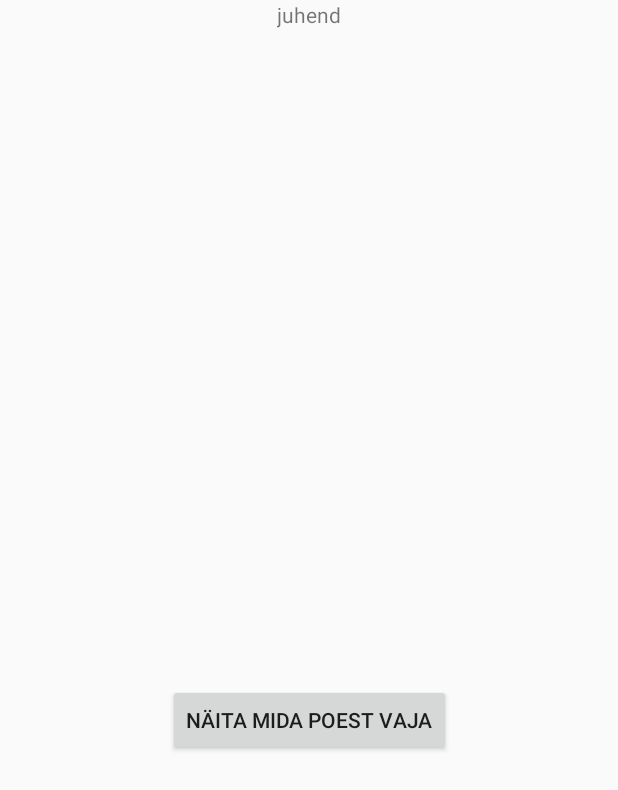
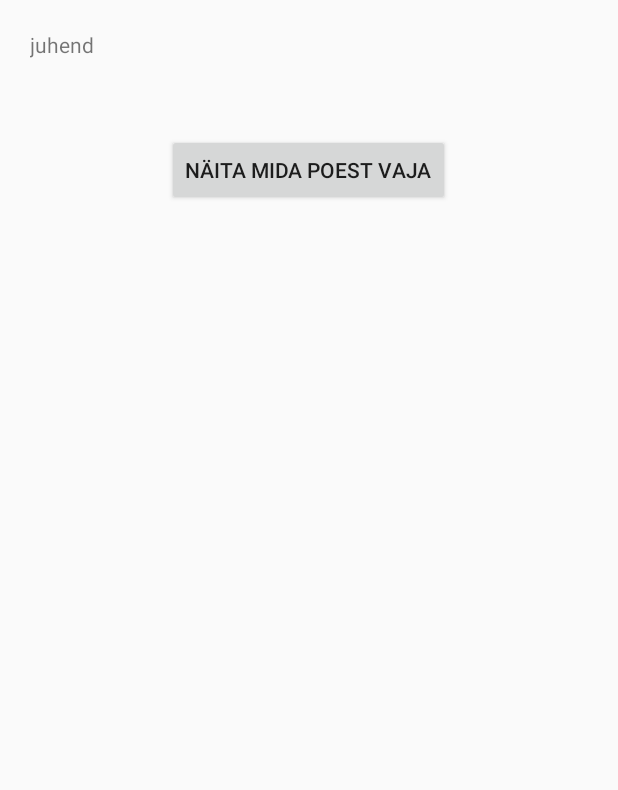
Before and after one commit to Samolberg/CookingApp, an Android app: the layout activity_recipie.xml on its own in the app's theme, with its tools: preview values and no code run, on a phone screen of 412 x 824 dp. Shown: the top 790 px of the screen. Run offline under Robolectric (Android 15) with nearby library versions, the phone set to English and light mode, and no system bars.

Commit message:
Added some more styling and first recipe tutorial

```diff
--- a/app/build.gradle
+++ b/app/build.gradle
@@ -27,4 +27,5 @@ dependencies {
     androidTestImplementation 'androidx.test.ext:junit:1.1.0'
     androidTestImplementation 'androidx.test.espresso:espresso-core:3.1.1'
     implementation 'com.squareup.picasso:picasso:2.5.2'
+    implementation 'com.google.android.material:material:1.2.0-alpha02'
 }
--- a/app/src/main/assets/Recipe.json
+++ b/app/src/main/assets/Recipe.json
@@ -2,7 +2,7 @@
   "name": "Krõbe kana",
   "ingredients": ["chicken", "carrot", "feta", "tomato"],
   "image": "https://www.theblackpeppercorn.com/wp-content/uploads/2014/05/How-to-smoke-a-whole-chicken-5.jpg",
-  "tutorial": "Lükka kana ahju ja lükka see endale sisse"
+  "tutorial": "Kuumuta ahi 230 kraadini.\n\nSeo kana puuvillase nööriga kinni, et lind ühtlasemalt küpseks. Tiivanukid keera kana selja taha (vt fotot või vaata siit).\n\nAseta kana ahjuvormi selili. Puista ühtlase kihina peale umbes 1 sl meresoolahelbeid ning maitsesta julgelt värskelt purustatud musta pipraga. (NB! Õli, võid vms ei ole vaja, piisab soolast-piprast). Tõsta kana 30 minutiks kuuma ahju.\n\nSiis alanda kuumust 210 kraadini ning küpseta veel umbes pool tundi, kuni kana on pealt kuldpruun ning kintsu noaga torgates valgub välja selge (ja mitte verine!) lihamahl. Kokku peaks 2-kilone kana ahjus olema umbes tunnikese.\n\nVõta kana ahjust välja, kata fooliumiga ja lase kanal umbes 10 minutit puhata, siis tükelda."
 },{
   "name": "Ahjuliha",
   "ingredients": ["meat", "potato", "gravy"],
--- a/app/src/main/java/com/example/cookingapp/RecipieActivity.java
+++ b/app/src/main/java/com/example/cookingapp/RecipieActivity.java
@@ -68,9 +68,7 @@ public class RecipieActivity extends AppCompatActivity {
             ImageView recipeImage = findViewById(R.id.recipeImage);
             TextView recipeTutorial = findViewById(R.id.recipeTutorial);
 
-
             //Vaadete täitmine
-
 
           //  Log.d("shoppinglist", missing);
             recipeTutorial.setText(retsept.getString("tutorial"));
--- a/app/src/main/res/layout/activity_recipie.xml
+++ b/app/src/main/res/layout/activity_recipie.xml
@@ -1,31 +1,31 @@
 <?xml version="1.0" encoding="utf-8"?>
-<androidx.constraintlayout.widget.ConstraintLayout xmlns:android="http://schemas.android.com/apk/res/android"
+<ScrollView xmlns:android="http://schemas.android.com/apk/res/android"
     xmlns:app="http://schemas.android.com/apk/res-auto"
     xmlns:tools="http://schemas.android.com/tools"
     android:layout_width="match_parent"
     android:layout_height="match_parent"
     tools:context=".RecipieActivity">
 
+    <LinearLayout
+        android:layout_width="match_parent"
+        android:layout_height="wrap_content"
+        android:orientation="vertical">
+
         <ImageView
             android:id="@+id/recipeImage"
             android:layout_width="match_parent"
             android:layout_height="wrap_content"
-        android:adjustViewBounds="true"
-        app:layout_constraintEnd_toEndOf="parent"
-        app:layout_constraintStart_toStartOf="parent"
-        app:layout_constraintTop_toTopOf="parent"
-        >
+            android:adjustViewBounds="true">
 
         </ImageView>
 
         <TextView
             android:id="@+id/recipeTutorial"
-        android:layout_width="wrap_content"
+            android:layout_width="match_parent"
             android:layout_height="wrap_content"
-        android:text="@string/guide"
-        app:layout_constraintEnd_toEndOf="parent"
-        app:layout_constraintStart_toStartOf="parent"
-        app:layout_constraintTop_toBottomOf="@+id/recipeImage">
+            android:padding="20dp"
+
+            android:text="@string/guide">
 
         </TextView>
 
@@ -34,15 +34,12 @@
             android:layout_width="wrap_content"
             android:layout_height="wrap_content"
             android:layout_gravity="center"
-        android:layout_marginTop="116dp"
+            android:layout_marginTop="30dp"
+            android:layout_marginBottom="30dp"
             android:gravity="center"
             android:onClick="toShoppingList"
-        android:text="@string/shopping"
-        app:layout_constraintBottom_toBottomOf="parent"
-        app:layout_constraintEnd_toEndOf="parent"
-        app:layout_constraintStart_toStartOf="parent"
-        app:layout_constraintTop_toBottomOf="@id/recipeTutorial">
+            android:text="@string/shopping">
 
         </Button>
-
-</androidx.constraintlayout.widget.ConstraintLayout>
+    </LinearLayout>
+</ScrollView>
--- a/app/src/main/res/layout/activity_second.xml
+++ b/app/src/main/res/layout/activity_second.xml
@@ -6,7 +6,9 @@
     <LinearLayout
         android:layout_width="match_parent"
         android:layout_height="wrap_content"
-        android:orientation="vertical">
+        android:orientation="vertical"
+        android:paddingRight="40dp"
+        android:paddingLeft="40dp">
 
         <TextView
             android:id="@+id/dividerOne"
--- a/app/src/main/res/values/strings.xml
+++ b/app/src/main/res/values/strings.xml
@@ -9,6 +9,7 @@
     <string name="potato">Kartul</string>
     <string name="calculate">Näita mida süüa teen</string>
     <string name="shopping">Näita mida poest vaja</string>
+    <string name="shoppingEmpty">Sul on kõik vajalik kodus olemas, head kokkamist!</string>
     <string name="shoppingTitle">Sul on poest vaja järgmiseid asju:</string>
     <string name="shoppingGoodbye">Pane kokku uus retsept</string>
     <string name="guide">juhend</string>
```
Also changed, not shown: app/src/main/java/com/example/cookingapp/ShoppingListActivity.java (+8 -0 lines), app/src/main/res/layout/activity_shopping_list.xml (+16 -2 lines). Lines whose indentation alone changed are shown as unchanged.
